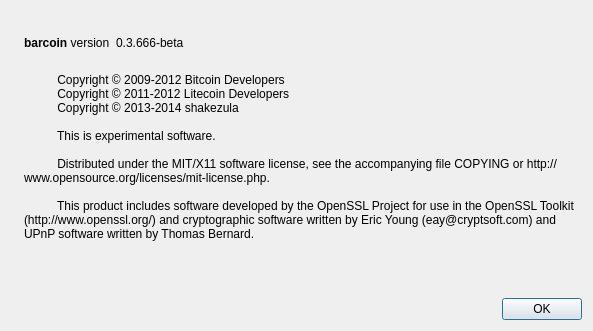
Qt form src/qt/forms/aboutdialog.ui (GriffGreen/Coconuts) before a commit.
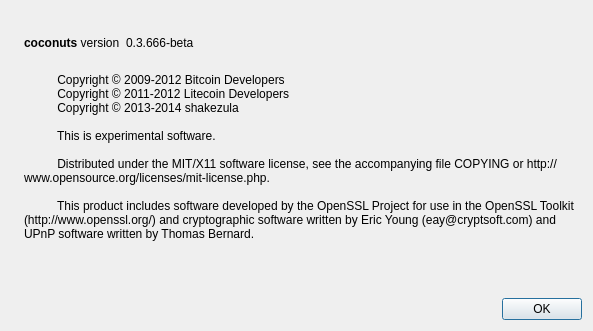
The same form after that commit. Icons and pictures are not drawn.

```diff
--- a/src/qt/forms/aboutdialog.ui
+++ b/src/qt/forms/aboutdialog.ui
@@ -50,7 +50,7 @@
           <cursorShape>IBeamCursor</cursorShape>
          </property>
          <property name="text">
-          <string>&lt;b&gt;barcoin&lt;/b&gt; version</string>
+          <string>&lt;b&gt;coconuts&lt;/b&gt; version</string>
          </property>
          <property name="textInteractionFlags">
           <set>Qt::LinksAccessibleByMouse|Qt::TextSelectableByKeyboard|Qt::TextSelectableByMouse</set>
```
Left out of the diff: 2 changed lines with no effect on the pictures.
